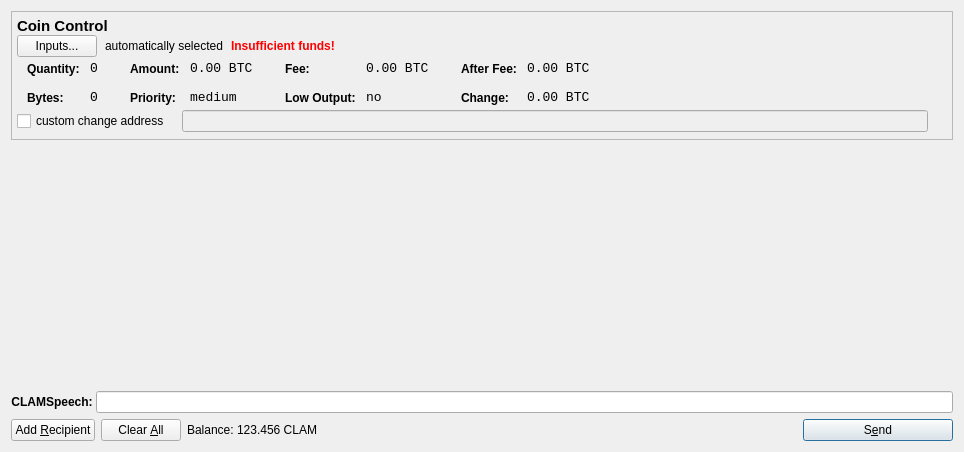
Above: src/qt/forms/sendcoinsdialog.ui from coinkeeper/2015-06-22_18-55_clams before the change. Below: the same form after it.
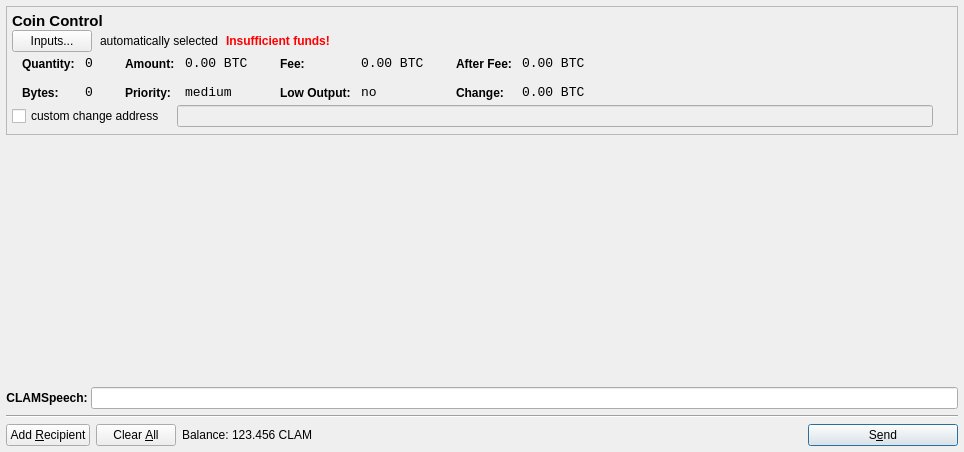
That is the form after the change. Icons and pictures are not drawn. Custom widgets are drawn as their Qt base class.

What changed in the file:
```diff
--- a/src/qt/forms/sendcoinsdialog.ui
+++ b/src/qt/forms/sendcoinsdialog.ui
@@ -14,6 +14,18 @@
    <string>Send Coins</string>
   </property>
   <layout class="QGridLayout" name="gridLayout">
+   <property name="leftMargin">
+    <number>6</number>
+   </property>
+   <property name="topMargin">
+    <number>6</number>
+   </property>
+   <property name="rightMargin">
+    <number>6</number>
+   </property>
+   <property name="bottomMargin">
+    <number>6</number>
+   </property>
    <item row="0" column="0">
     <widget class="QFrame" name="frameCoinControl">
      <property name="sizePolicy">
@@ -641,8 +653,8 @@
        <rect>
         <x>0</x>
         <y>0</y>
-        <width>946</width>
-        <height>176</height>
+        <width>952</width>
+        <height>175</height>
        </rect>
       </property>
       <layout class="QVBoxLayout" name="verticalLayout_2">
@@ -724,7 +736,7 @@
      </item>
     </layout>
    </item>
-   <item row="3" column="0">
+   <item row="4" column="0">
     <layout class="QHBoxLayout" name="horizontalLayout">
      <item>
       <widget class="QPushButton" name="addButton">
@@ -834,6 +846,13 @@
      </item>
     </layout>
    </item>
+   <item row="3" column="0">
+    <widget class="Line" name="line">
+     <property name="orientation">
+      <enum>Qt::Horizontal</enum>
+     </property>
+    </widget>
+   </item>
   </layout>
  </widget>
  <customwidgets>
```
